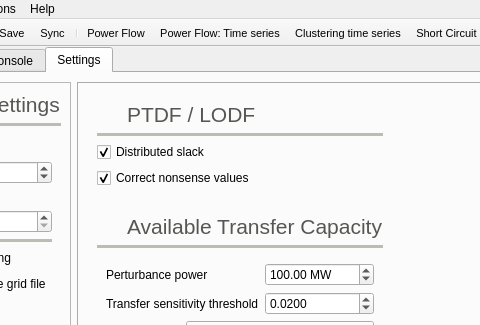
Qt form src/GridCal/Gui/Main/MainWindow.ui (SanPen/GridCal) before a commit; both pictures show x 144 to 624 and y 0 to 325 of the 1210 by 764 pixel window.
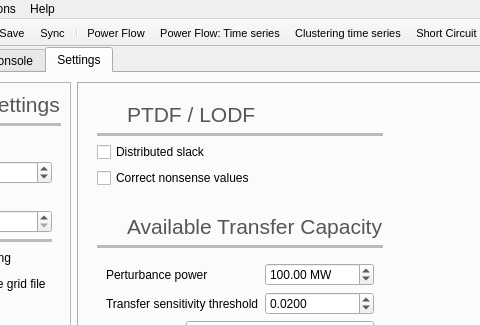
The same form after that commit. The open tabs and pages were chosen to show the change. Icons and pictures are not drawn.

The edit to the form file:
```diff
--- a/src/GridCal/Gui/Main/MainWindow.ui
+++ b/src/GridCal/Gui/Main/MainWindow.ui
@@ -3033,7 +3033,7 @@
                   <string>Distributed slack</string>
                  </property>
                  <property name="checked">
-                  <bool>true</bool>
+                  <bool>false</bool>
                  </property>
                 </widget>
                </item>
@@ -3313,7 +3313,7 @@
                   <string>Correct nonsense values</string>
                  </property>
                  <property name="checked">
-                  <bool>true</bool>
+                  <bool>false</bool>
                  </property>
                 </widget>
                </item>
```
